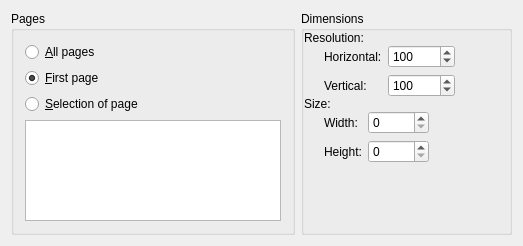
The window that krita/plugins/formats/pdf/pdfimportwidgetbase.ui (KDE/krita) describes before a commit, drawn with Qt 5.
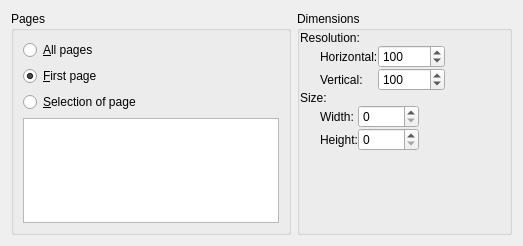
The same window after the commit.

Commit message:
Remove any hardcoding of spaces to 6 and margins to 9/11 in Krita's UI

thanks boud for review

```diff
--- a/krita/plugins/formats/pdf/pdfimportwidgetbase.ui
+++ b/krita/plugins/formats/pdf/pdfimportwidgetbase.ui
@@ -20,12 +20,6 @@
       <string>Pages</string>
      </property>
      <layout class="QVBoxLayout">
-      <property name="spacing">
-       <number>6</number>
-      </property>
-      <property name="margin">
-       <number>11</number>
-      </property>
       <item>
        <widget class="QRadioButton" name="boolAllPages">
         <property name="text">
@@ -84,9 +78,6 @@
       </item>
       <item row="1" column="0">
        <layout class="QHBoxLayout">
-        <property name="spacing">
-         <number>6</number>
-        </property>
         <property name="margin">
          <number>0</number>
         </property>
@@ -111,9 +102,6 @@
           <property name="margin">
            <number>0</number>
           </property>
-          <property name="spacing">
-           <number>6</number>
-          </property>
           <item row="0" column="0">
            <widget class="QLabel" name="textLabel5">
             <property name="text">
@@ -183,9 +171,6 @@
       </item>
       <item row="3" column="0">
        <layout class="QHBoxLayout">
-        <property name="spacing">
-         <number>6</number>
-        </property>
         <property name="margin">
          <number>0</number>
         </property>
@@ -210,9 +195,6 @@
           <property name="margin">
            <number>0</number>
           </property>
-          <property name="spacing">
-           <number>6</number>
-          </property>
           <item row="1" column="1">
            <widget class="QSpinBox" name="intHeight">
             <property name="maximum">
@@ -279,7 +261,6 @@
    </item>
   </layout>
  </widget>
- <layoutdefault spacing="6" margin="11"/>
  <tabstops>
   <tabstop>boolAllPages</tabstop>
   <tabstop>boolFirstPage</tabstop>
```
The commit also changes 62 other files.
